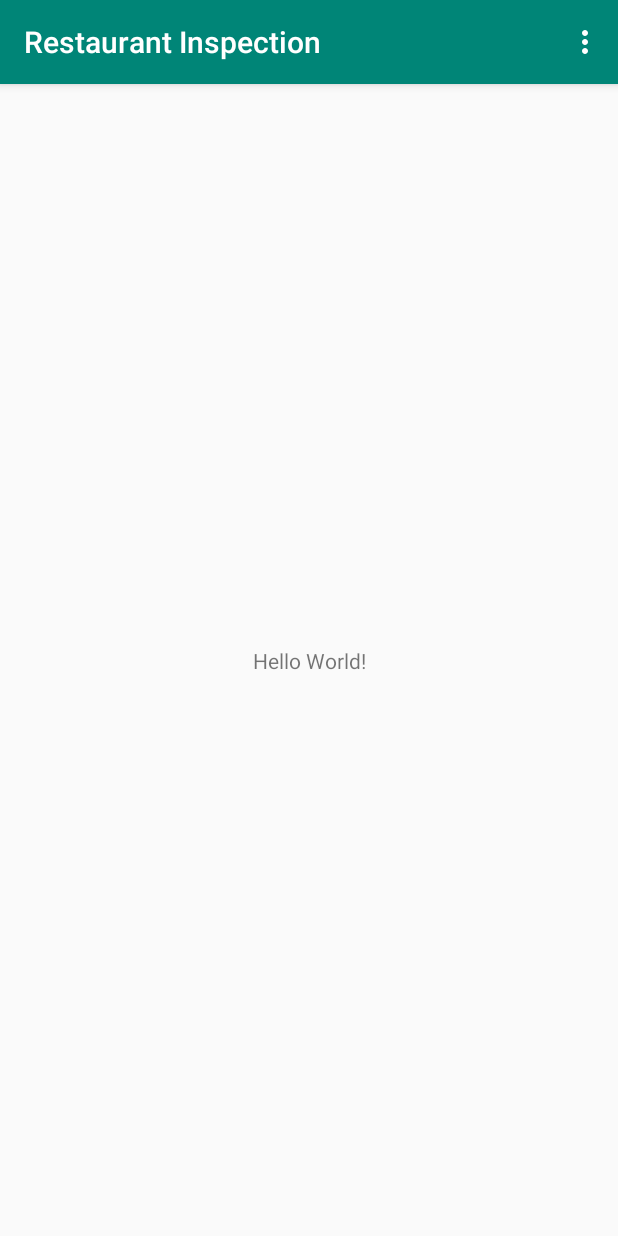
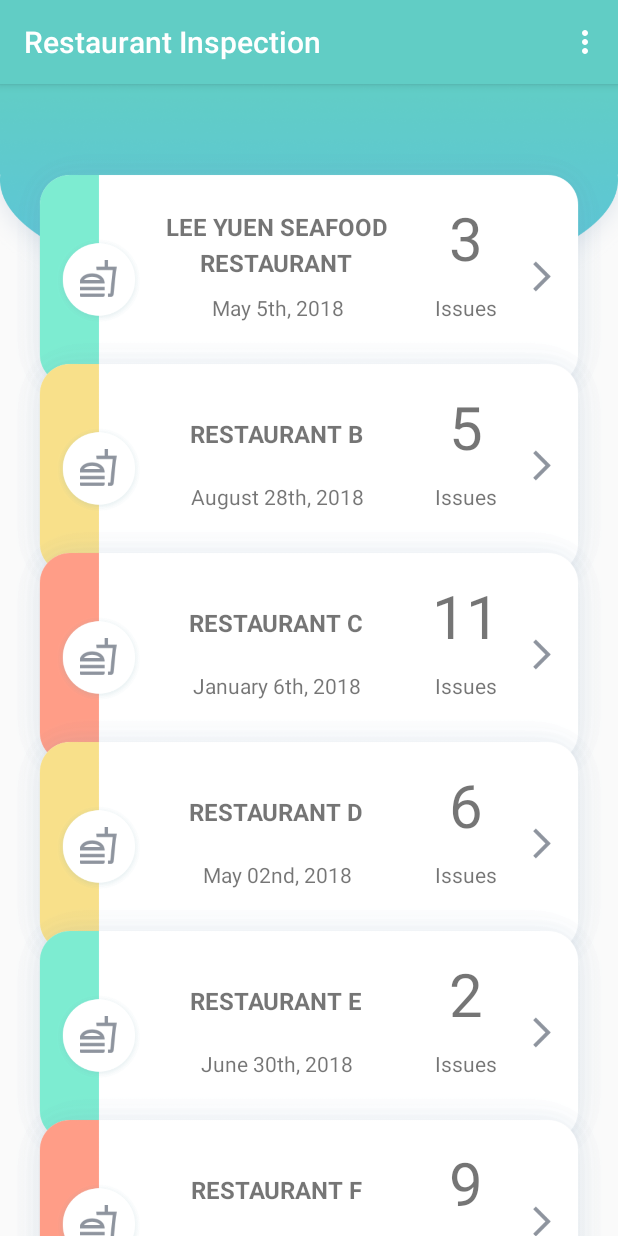
Before and after one commit to xubinw427/Restaurant-Inspection, an Android app: the screen it shows after launch (MainActivity), on a phone screen of 412 x 824 dp. Run offline under Robolectric (Android 15) with nearby library versions, the phone set to English and light mode, and no system bars.

Commit message:
Created CardView Layout for main activity >> populated with dummy data >> TODO: Re-point Adapter to Restaurant from TestRestaurant after

```diff
--- a/app/src/main/AndroidManifest.xml
+++ b/app/src/main/AndroidManifest.xml
@@ -9,6 +9,7 @@
         android:roundIcon="@mipmap/ic_launcher_round"
         android:supportsRtl="true"
         android:theme="@style/AppTheme">
+        <activity android:name=".TESTActivity"></activity>
         <activity
             android:name=".MainActivity"
             android:label="@string/app_name"
--- /dev/null
+++ b/app/src/main/java/ca/cmpt276/restaurantinspection/Adapters/RestaurantAdapter.java
@@ -0,0 +1,106 @@
+package ca.cmpt276.restaurantinspection.Adapters;
+
+import android.view.LayoutInflater;
+import android.view.View;
+import android.view.ViewGroup;
+import android.widget.ImageView;
+import android.widget.TextView;
+
+import androidx.annotation.NonNull;
+import androidx.recyclerview.widget.RecyclerView;
+
+import java.util.ArrayList;
+
+import ca.cmpt276.restaurantinspection.Model.TestRestaurant;
+import ca.cmpt276.restaurantinspection.R;
+
+/** CHANGE ALL INSTANCES OF TestRestaurant to Restaurant after testing!!!!! **/
+
+public class RestaurantAdapter extends RecyclerView.Adapter<RestaurantAdapter.RestaurantViewHolder> {
+    private ArrayList<TestRestaurant> restaurantList;
+    private OnRestaurantListener myOnRestaurantListener;
+
+    public static class RestaurantViewHolder extends RecyclerView.ViewHolder implements View.OnClickListener {
+        private ImageView btnBackground;
+        private ImageView icon;
+        private TextView restaurantName;
+        private TextView inspectionDate;
+        private TextView numIssues;
+        private TextView issues;
+
+        OnRestaurantListener myOnRestaurantListener;
+
+        private RestaurantViewHolder(@NonNull View itemView, OnRestaurantListener onRestaurantListener) {
+            super(itemView);
+            btnBackground = itemView.findViewById((R.id.restaurantButton));
+//            icon = itemView.findViewById(R.id.foodIcon);
+            restaurantName = itemView.findViewById(R.id.restaurantName);
+            inspectionDate = itemView.findViewById(R.id.inspectionDate);
+            numIssues = itemView.findViewById(R.id.numIssues);
+//            issues = itemView.findViewById(R.id.issues);
+
+            myOnRestaurantListener = onRestaurantListener;
+            itemView.setOnClickListener(this);
+        }
+
+        @Override
+        public void onClick(View v) {
+            myOnRestaurantListener.onRestaurantClick(getAdapterPosition());
+
+        }
+    }
+
+    public interface OnRestaurantListener {
+        void onRestaurantClick(int position);
+    }
+
+    public RestaurantAdapter(ArrayList<TestRestaurant> restaurants, OnRestaurantListener onRestaurantListener) {
+        restaurantList = restaurants;
+        myOnRestaurantListener = onRestaurantListener;
+    }
+
+    @NonNull
+    @Override
+    public RestaurantViewHolder onCreateViewHolder(@NonNull ViewGroup parent, int viewType) {
+        View view = LayoutInflater.from(parent.getContext())
+                .inflate(R.layout.restaurant_layout, parent, false);
+        RestaurantViewHolder rvh = new RestaurantViewHolder(view, myOnRestaurantListener);
+
+        return rvh;
+    }
+
+    @Override
+    public void onBindViewHolder(@NonNull RestaurantViewHolder holder, int position) {
+        TestRestaurant currRestaurant = restaurantList.get(position);
+
+        /** Check hazard level of rest, then switch statements to set background **/
+        switch(currRestaurant.getHazard()) {
+            case "high":
+                holder.btnBackground.setImageResource(R.drawable.button_red);
+                break;
+            case "mod":
+                holder.btnBackground.setImageResource(R.drawable.button_yellow);
+                break;
+            case "low":
+                holder.btnBackground.setImageResource(R.drawable.button_teal);
+                break;
+            default:
+                break;
+        }
+
+        holder.inspectionDate.setText(currRestaurant.getDate());
+        holder.restaurantName.setText(currRestaurant.getName());
+        holder.numIssues.setText(currRestaurant.getNumIssues());
+
+        if (position == 0) {
+            RecyclerView.LayoutParams lp = (RecyclerView.LayoutParams) holder.itemView.getLayoutParams();
+            lp.setMargins(0, 100, 0, 0);
+            holder.itemView.setLayoutParams(lp);
+        }
+    }
+
+    @Override
+    public int getItemCount() {
+        return restaurantList.size();
+    }
+}
--- a/app/src/main/java/ca/cmpt276/restaurantinspection/MainActivity.java
+++ b/app/src/main/java/ca/cmpt276/restaurantinspection/MainActivity.java
@@ -1,5 +1,6 @@
 package ca.cmpt276.restaurantinspection;
 
+import android.content.Intent;
 import android.os.Bundle;
 
 import com.google.android.material.floatingactionbutton.FloatingActionButton;
@@ -7,6 +8,8 @@ import com.google.android.material.snackbar.Snackbar;
 
 import androidx.appcompat.app.AppCompatActivity;
 import androidx.appcompat.widget.Toolbar;
+import androidx.recyclerview.widget.LinearLayoutManager;
+import androidx.recyclerview.widget.RecyclerView;
 
 import android.util.Log;
 import android.view.View;
@@ -14,12 +17,21 @@ import android.view.Menu;
 import android.view.MenuItem;
 
 import java.io.InputStream;
+import java.util.ArrayList;
 
+import ca.cmpt276.restaurantinspection.Adapters.RestaurantAdapter;
 import ca.cmpt276.restaurantinspection.Model.Restaurant;
+import ca.cmpt276.restaurantinspection.Model.TestRestaurant;
 import ca.cmpt276.restaurantinspection.Model.Violation;
 import ca.cmpt276.restaurantinspection.Model.ViolationsMap;
 
-public class MainActivity extends AppCompatActivity {
+public class MainActivity extends AppCompatActivity implements RestaurantAdapter.OnRestaurantListener {
+    /** == TESTING == **/
+    private RecyclerView restaurantRecyclerView;
+    private RecyclerView.Adapter restaurantAdapter;
+    private RecyclerView.LayoutManager restaurantLayoutManager;
+    ArrayList<TestRestaurant> tester;
+    /** == END TESTING == **/
 
     @Override
     protected void onCreate(Bundle savedInstanceState) {
@@ -27,6 +39,25 @@ public class MainActivity extends AppCompatActivity {
         setContentView(R.layout.activity_main);
         Toolbar toolbar = findViewById(R.id.toolbar);
         setSupportActionBar(toolbar);
+
+        /** == TESTING == **/
+        tester = new ArrayList<>();
+        tester.add(new TestRestaurant("LEE YUEN SEAFOOD RESTAURANT", "May 5th, 2018", "low", "3"));
+        tester.add(new TestRestaurant("RESTAURANT B", "August 28th, 2018", "mod", "5"));
+        tester.add(new TestRestaurant("RESTAURANT C", "January 6th, 2018", "high", "11"));
+        tester.add(new TestRestaurant("RESTAURANT D", "May 02nd, 2018", "mod", "6"));
+        tester.add(new TestRestaurant("RESTAURANT E", "June 30th, 2018", "low", "2"));
+        tester.add(new TestRestaurant("RESTAURANT F", "December 15th, 2018", "high", "9"));
+        tester.add(new TestRestaurant("RESTAURANT G", "February 10th, 2018", "low", "1"));
+
+        restaurantRecyclerView = findViewById(R.id.rv);
+        restaurantRecyclerView.setHasFixedSize(true);
+        restaurantLayoutManager = new LinearLayoutManager(this);
+        restaurantAdapter = new RestaurantAdapter(tester, this);
+
+        restaurantRecyclerView.setLayoutManager(restaurantLayoutManager);
+        restaurantRecyclerView.setAdapter(restaurantAdapter);
+        /** == END TESTING == **/
     }
 
     @Override
@@ -50,4 +81,13 @@ public class MainActivity extends AppCompatActivity {
 
         return super.onOptionsItemSelected(item);
     }
+
+    /** == TESTING == **/
+    @Override
+    public void onRestaurantClick(int position) {
+        tester.get(position);
+        Intent intent = new Intent(this, TESTActivity.class);
+        startActivity(intent);
+    }
+    /** == END TESTING == **/
 }
--- /dev/null
+++ b/app/src/main/java/ca/cmpt276/restaurantinspection/Model/TestRestaurant.java
@@ -0,0 +1,33 @@
+package ca.cmpt276.restaurantinspection.Model;
+
+/** DELETE THIS CLASS AT THE END !!!!! **/
+
+public class TestRestaurant {
+    private String name;
+    private String date;
+    private String hazard;
+    private String numIssues;
+
+    public TestRestaurant(String rname, String rdate, String rhazard, String rNumIssues) {
+        name = rname;
+        date = rdate;
+        hazard = rhazard;
+        numIssues = rNumIssues;
+    }
+
+    public String getDate() {
+        return date;
+    }
+
+    public String getName() {
+        return name;
+    }
+
+    public String getNumIssues() {
+        return numIssues;
+    }
+
+    public String getHazard() {
+        return hazard;
+    }
+}
--- /dev/null
+++ b/app/src/main/java/ca/cmpt276/restaurantinspection/TESTActivity.java
@@ -0,0 +1,14 @@
+package ca.cmpt276.restaurantinspection;
+
+import androidx.appcompat.app.AppCompatActivity;
+
+import android.os.Bundle;
+
+public class TESTActivity extends AppCompatActivity {
+
+    @Override
+    protected void onCreate(Bundle savedInstanceState) {
+        super.onCreate(savedInstanceState);
+        setContentView(R.layout.activity_test);
+    }
+}
--- a/app/src/main/res/layout/activity_main.xml
+++ b/app/src/main/res/layout/activity_main.xml
@@ -4,6 +4,7 @@
     xmlns:tools="http://schemas.android.com/tools"
     android:layout_width="match_parent"
     android:layout_height="match_parent"
+    android:background="@drawable/background"
     tools:context=".MainActivity">
 
     <com.google.android.material.appbar.AppBarLayout
@@ -20,6 +21,15 @@
 
     </com.google.android.material.appbar.AppBarLayout>
 
-    <include layout="@layout/content_main" />
+    <androidx.recyclerview.widget.RecyclerView
+        android:id="@+id/rv"
+        android:layout_width="match_parent"
+        android:layout_height="match_parent"
+        android:layout_marginTop="30dp"
+        android:padding="0dp"
+        android:scrollbars="vertical"
+        android:background="@android:color/transparent">
+
+    </androidx.recyclerview.widget.RecyclerView>
 
 </androidx.coordinatorlayout.widget.CoordinatorLayout>
--- /dev/null
+++ b/app/src/main/res/layout/activity_test.xml
@@ -0,0 +1,9 @@
+<?xml version="1.0" encoding="utf-8"?>
+<androidx.constraintlayout.widget.ConstraintLayout xmlns:android="http://schemas.android.com/apk/res/android"
+    xmlns:app="http://schemas.android.com/apk/res-auto"
+    xmlns:tools="http://schemas.android.com/tools"
+    android:layout_width="match_parent"
+    android:layout_height="match_parent"
+    tools:context=".TESTActivity">
+
+</androidx.constraintlayout.widget.ConstraintLayout>
--- /dev/null
+++ b/app/src/main/res/layout/restaurant_layout.xml
@@ -0,0 +1,118 @@
+<?xml version="1.0" encoding="utf-8"?>
+<androidx.cardview.widget.CardView xmlns:android="http://schemas.android.com/apk/res/android"
+    xmlns:app="http://schemas.android.com/apk/res-auto"
+    android:layout_width="wrap_content"
+    android:layout_height="wrap_content"
+    android:layout_marginTop="-55dp"
+    app:cardBackgroundColor="@android:color/transparent"
+    app:cardElevation="0dp"
+    app:cardMaxElevation="0dp"
+    app:cardUseCompatPadding="true"
+    android:background="@null">
+
+    <RelativeLayout
+        android:layout_width="wrap_content"
+        android:layout_height="180dp"
+        android:padding="0dp"
+        android:background="@android:color/transparent">
+
+        <ImageView
+            android:id="@+id/restaurantButton"
+            android:layout_width="366dp"
+            android:layout_height="159dp"
+            android:layout_alignParentStart="true"
+            android:layout_alignParentTop="true"
+            android:layout_alignParentEnd="true"
+            android:layout_alignParentBottom="true"
+            android:layout_marginStart="0dp"
+            android:layout_marginTop="0dp"
+            android:layout_marginEnd="0dp"
+            android:layout_marginBottom="0dp"
+            android:gravity="center"
+            app:srcCompat="@drawable/button_red"/>
+
+        <TextView
+            android:id="@+id/restaurantName"
+            android:layout_width="148dp"
+            android:layout_height="56dp"
+            android:layout_alignStart="@+id/restaurantButton"
+            android:layout_alignTop="@+id/restaurantButton"
+            android:layout_alignEnd="@+id/restaurantButton"
+            android:layout_alignBottom="@+id/restaurantButton"
+            android:layout_marginStart="109dp"
+            android:layout_marginTop="38dp"
+            android:layout_marginEnd="153dp"
+            android:layout_marginBottom="86dp"
+            android:layout_toEndOf="@+id/foodIcon"
+            android:gravity="center"
+            android:lineSpacingExtra="5dp"
+            android:maxLines="4"
+            android:singleLine="false"
+            android:text="RESTAURANT NAME"
+            android:textSize="16sp"
+            android:textStyle="bold" />
+
+        <TextView
+            android:id="@+id/inspectionDate"
+            android:layout_width="174dp"
+            android:layout_height="wrap_content"
+            android:layout_alignStart="@+id/restaurantButton"
+            android:layout_alignTop="@+id/restaurantButton"
+            android:layout_alignEnd="@+id/restaurantButton"
+            android:layout_alignBottom="@+id/restaurantButton"
+            android:layout_marginStart="81dp"
+            android:layout_marginTop="97dp"
+            android:layout_marginEnd="124dp"
+            android:layout_marginBottom="62dp"
+            android:gravity="center"
+            android:text="Date HERE" />
+
+        <TextView
+            android:id="@+id/numIssues"
+            android:layout_width="70dp"
+            android:layout_height="65dp"
+            android:layout_alignStart="@+id/restaurantButton"
+            android:layout_alignTop="@+id/restaurantButton"
+            android:layout_alignEnd="@+id/restaurantButton"
+            android:layout_alignBottom="@+id/restaurantButton"
+            android:layout_marginStart="259dp"
+            android:layout_marginTop="28dp"
+            android:layout_marginEnd="50dp"
+            android:layout_marginBottom="85dp"
+            android:gravity="center"
+            android:text="10"
+            android:textSize="40sp" />
+
+        <TextView
+            android:id="@+id/issues"
+            android:layout_width="65dp"
+            android:layout_height="wrap_content"
+            android:layout_alignStart="@+id/restaurantButton"
+            android:layout_alignTop="@+id/restaurantButton"
+            android:layout_alignEnd="@+id/restaurantButton"
+            android:layout_alignBottom="@+id/restaurantButton"
+            android:layout_marginStart="261dp"
+            android:layout_marginTop="97dp"
+            android:layout_marginEnd="52dp"
+            android:layout_marginBottom="62dp"
+            android:gravity="center"
+            android:text="Issues" />
+
+        <ImageView
+            android:id="@+id/foodIcon"
+            android:layout_width="38dp"
+            android:layout_height="25dp"
+            android:layout_alignStart="@+id/restaurantButton"
+            android:layout_alignTop="@+id/restaurantButton"
+            android:layout_alignEnd="@+id/restaurantButton"
+            android:layout_alignBottom="@+id/restaurantButton"
+            android:layout_marginStart="46dp"
+            android:layout_marginTop="76dp"
+            android:layout_marginEnd="327dp"
+            android:layout_marginBottom="79dp"
+            android:gravity="center"
+            app:srcCompat="@drawable/food_icon" />
+
+    </RelativeLayout>
+
+</androidx.cardview.widget.CardView>
--- a/app/src/main/res/values/styles.xml
+++ b/app/src/main/res/values/styles.xml
@@ -13,7 +13,10 @@
         <item name="windowNoTitle">true</item>
     </style>
 
-    <style name="AppTheme.AppBarOverlay" parent="ThemeOverlay.AppCompat.Dark.ActionBar" />
+    <style name="AppTheme.AppBarOverlay" parent="ThemeOverlay.AppCompat.Dark.ActionBar">
+        <item name="colorPrimary">#61CDC5</item>
+    </style>
+
 
     <style name="AppTheme.PopupOverlay" parent="ThemeOverlay.AppCompat.Light" />
 
--- a/build.gradle
+++ b/build.gradle
@@ -18,6 +18,9 @@ allprojects {
     repositories {
         google()
         jcenter()
+        maven {
+            url "https://maven.google.com"
+        }
 
     }
 }
```
Also changed, not shown: app/build.gradle (+7 -5 lines), app/src/main/res/drawable-v24/background.png, app/src/main/res/drawable-v24/inspection_high.png (added), app/src/main/res/drawable-v24/inspection_low.png (added), app/src/main/res/drawable-v24/inspection_mod.png (added).
